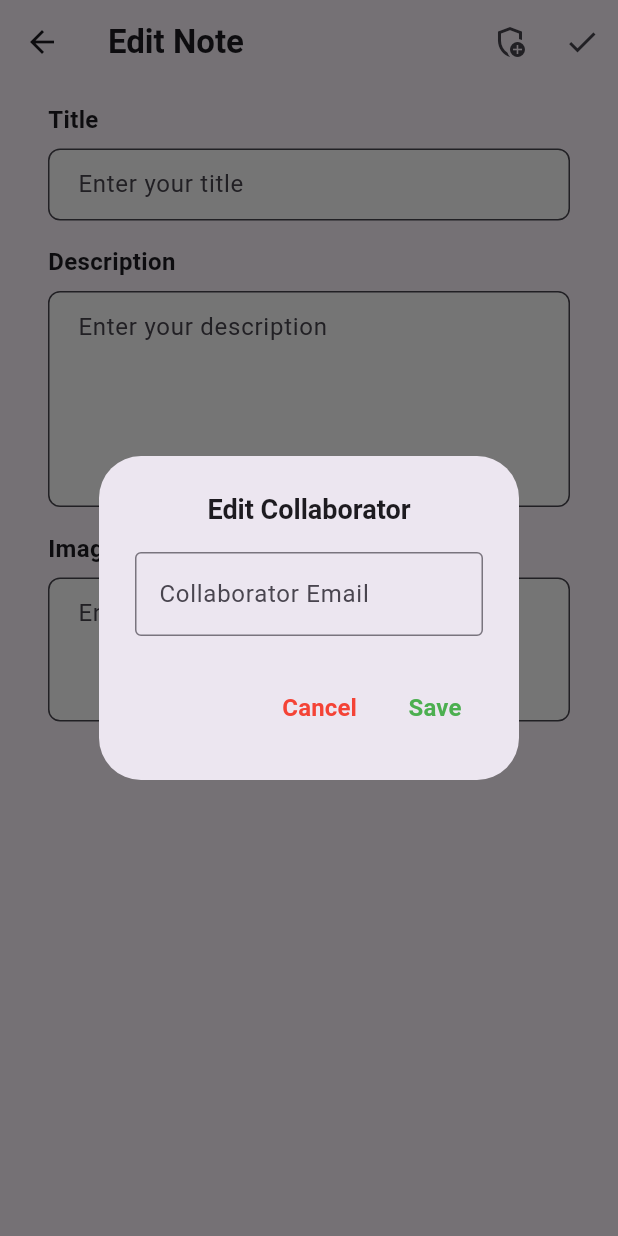
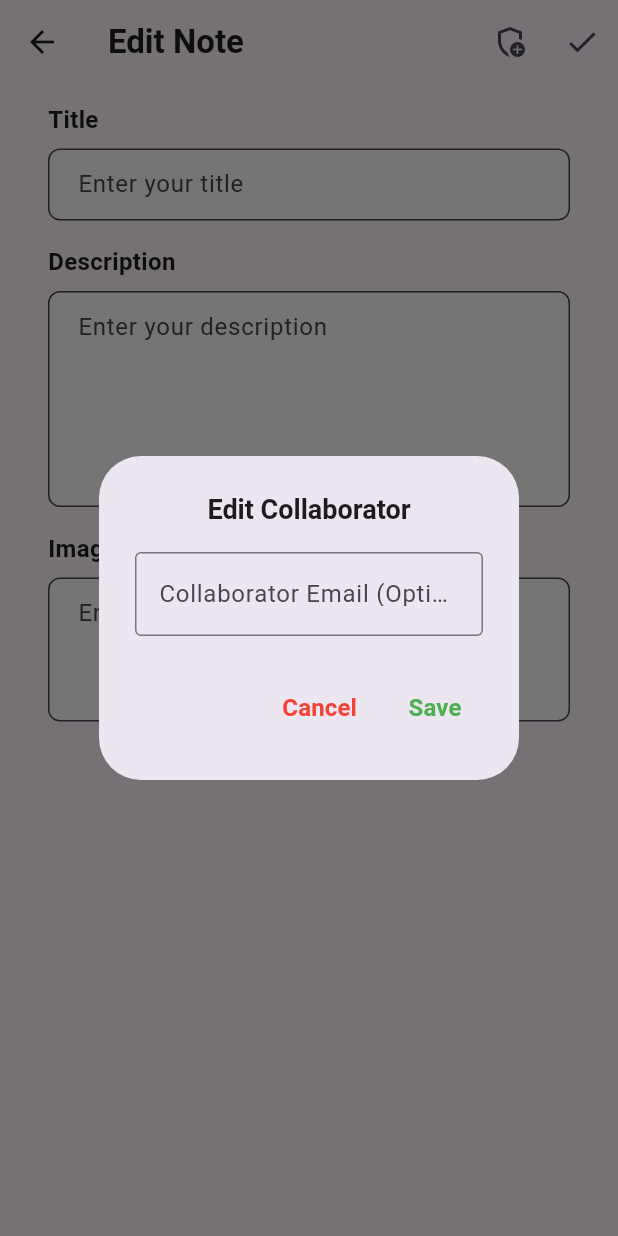
Before and after one commit to HannClement/notepad, a Flutter app: the ChangeNote screen opened directly with empty values, after a tap on the "add moderator" icon, on a phone screen of 412 x 824 dp. Run offline on Flutter 3.47's test engine with Material 3 defaults, Android fonts, the phone set to English and light mode, and no system bars; our stand-ins replace flutter_speed_dial, hive, hive_flutter, validators; accounts and stored records are empty.

Commit message:
fix minor

```diff
--- a/lib/editNote.dart
+++ b/lib/editNote.dart
@@ -82,7 +82,7 @@ class _ChangeNoteState extends State<ChangeNote> {
                 minLines: 1,
                 controller: collaboratorController,
                 decoration: const InputDecoration(
-                  labelText: "Collaborator Email",
+                  labelText: "Collaborator Email (Optional)",
                   border: OutlineInputBorder(),
                 ),
               ),
```
